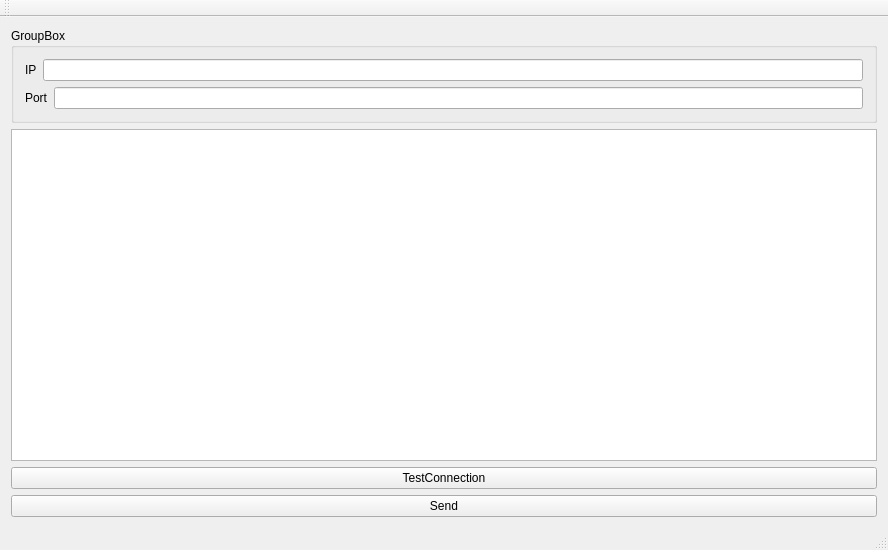
This is bin/client/mainwindow.ui in Alanxtl/QT-myChat as Qt 5 draws it before an edit. The edited form follows.
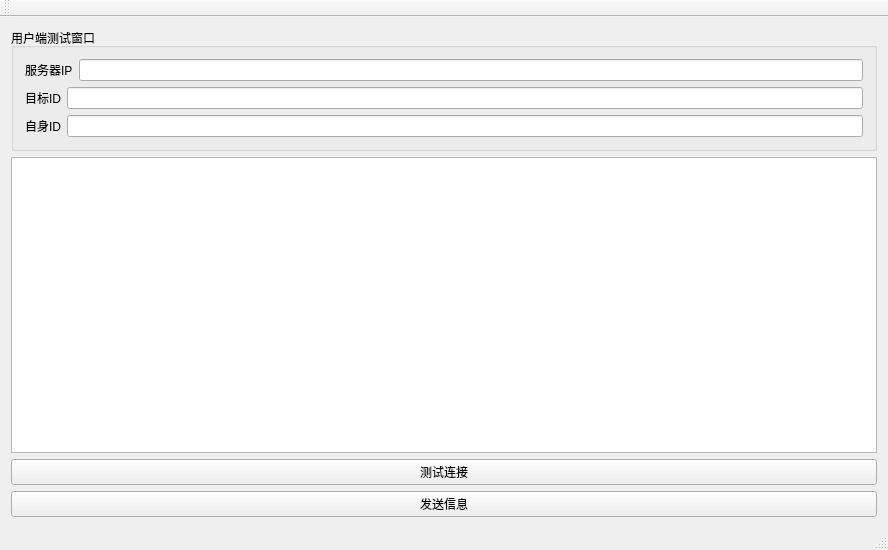
This is the edited form.

Commit message: 周六测试结果

Patch:
```diff
--- a/bin/client/mainwindow.ui
+++ b/bin/client/mainwindow.ui
@@ -14,13 +14,13 @@
    <string>MainWindow</string>
   </property>
   <widget class="QWidget" name="centralWidget">
-   <layout class="QVBoxLayout" name="verticalLayout_3">
+   <layout class="QHBoxLayout" name="horizontalLayout_4">
     <item>
      <layout class="QVBoxLayout" name="verticalLayout_2">
       <item>
        <widget class="QGroupBox" name="groupBox">
         <property name="title">
-         <string>GroupBox</string>
+         <string>用户端测试窗口</string>
         </property>
         <layout class="QVBoxLayout" name="verticalLayout">
          <item>
@@ -28,7 +28,7 @@
            <item>
             <widget class="QLabel" name="label_IP">
              <property name="text">
-              <string>IP</string>
+              <string>服务器IP</string>
              </property>
             </widget>
            </item>
@@ -42,12 +42,26 @@
            <item>
             <widget class="QLabel" name="label_Port">
              <property name="text">
-              <string>Port</string>
+              <string>目标ID</string>
              </property>
             </widget>
            </item>
            <item>
-            <widget class="QLineEdit" name="lineEdit_Port"/>
+            <widget class="QLineEdit" name="lineEdit_TargetIP"/>
+           </item>
+          </layout>
+         </item>
+         <item>
+          <layout class="QHBoxLayout" name="horizontalLayout_3">
+           <item>
+            <widget class="QLabel" name="label_SelfID">
+             <property name="text">
+              <string>自身ID</string>
+             </property>
+            </widget>
+           </item>
+           <item>
+            <widget class="QLineEdit" name="lineEdit_SelfID"/>
            </item>
           </layout>
          </item>
@@ -60,14 +74,14 @@
       <item>
        <widget class="QPushButton" name="pushButton_test">
         <property name="text">
-         <string>TestConnection</string>
+         <string>测试连接</string>
         </property>
        </widget>
       </item>
       <item>
        <widget class="QPushButton" name="pushButton_Send">
         <property name="text">
-         <string>Send</string>
+         <string>发送信息</string>
         </property>
        </widget>
       </item>
```
Left out of the diff: 2 changed lines with no effect on the pictures. The commit also changes 12 other files.
